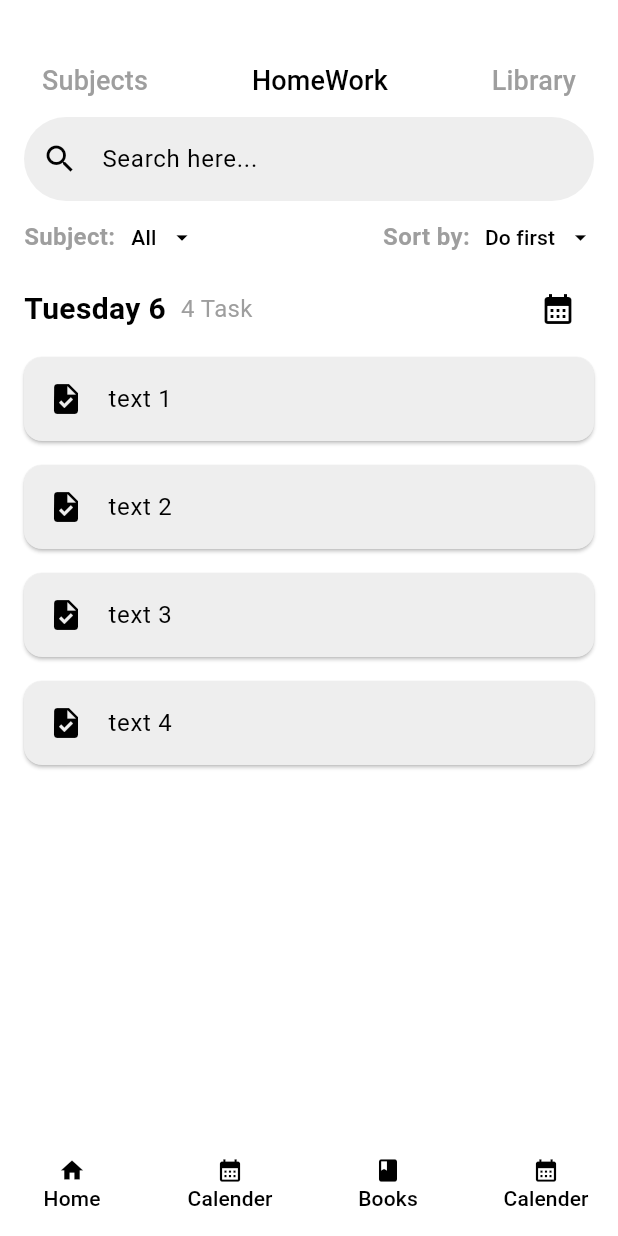
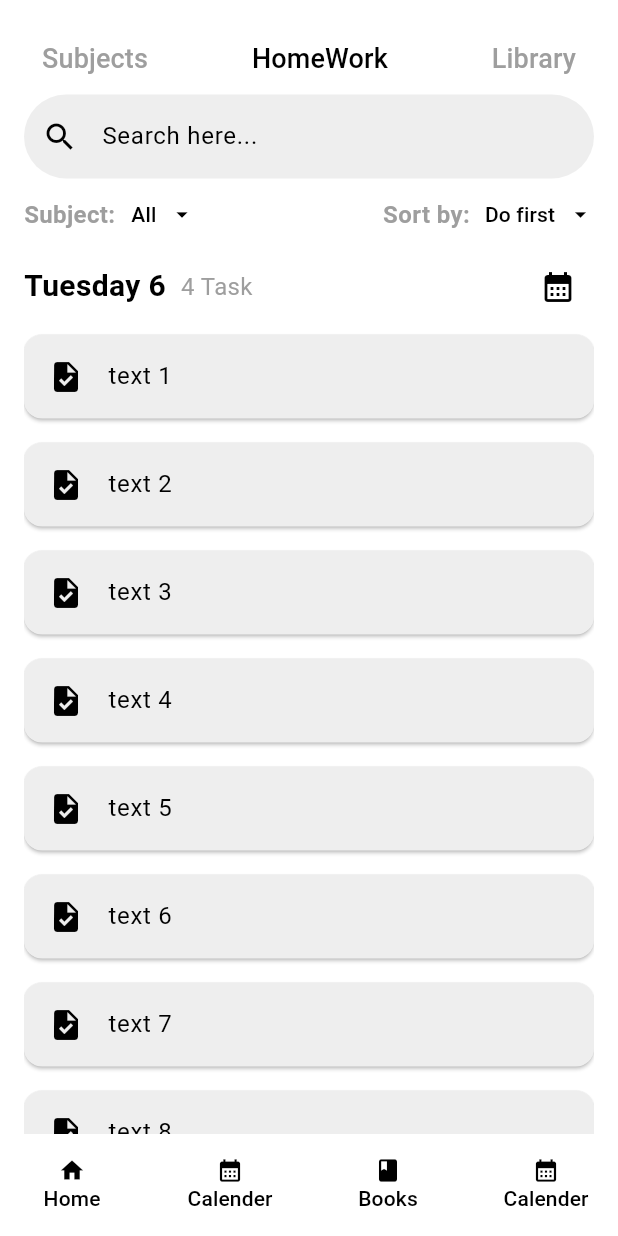
Before and after one commit to umardraz2004/Flutter-db, a Flutter app: the screen it shows after launch, on a phone screen of 412 x 824 dp. Run offline on Flutter 3.47's test engine with Material 3 defaults, Android fonts, the phone set to English and light mode, and no system bars; our stand-ins replace sqflite; accounts and stored records are empty.

Commit message:
some styling fixes

```diff
--- a/lib/components/task_list.dart
+++ b/lib/components/task_list.dart
@@ -6,8 +6,7 @@ class TaskList extends StatelessWidget {
   final List<Map<String, dynamic>> tasks;
   @override
   Widget build(BuildContext context) {
-    return Expanded(
-      child: ListView.builder(
+    return ListView.builder(
       itemCount: tasks.length,
       itemBuilder: (context, index) {
         return Card(
@@ -26,7 +25,6 @@ class TaskList extends StatelessWidget {
           ),
         );
       },
-      ),
     );
   }
 }
--- a/lib/main.dart
+++ b/lib/main.dart
@@ -72,8 +72,9 @@ class _MyHomePageState extends State<MyHomePage> {
           ? const Center(
               child:
                   CircularProgressIndicator()) // Show loader while fetching data
-          : Padding(
-              padding: const EdgeInsets.only(left: 16, right: 16, top: 15),
+          : SafeArea(
+              child: Padding(
+                padding: const EdgeInsets.only(left: 16, right: 16),
                 child: Column(
                   children: [
                     Header(),
@@ -82,7 +83,8 @@ class _MyHomePageState extends State<MyHomePage> {
                     FilterSection(),
                     // Filter section end
                     PendingTask(),
-                  TaskList(
+                    Expanded(
+                      child: TaskList(
                         tasks: tasks,
                         onTaskTapped: (task) {
                           ScaffoldMessenger.of(context).showSnackBar(
@@ -90,8 +92,10 @@ class _MyHomePageState extends State<MyHomePage> {
                           );
                         },
                       ),
+                    ),
                     Footer(),
                   ],
+                ),
               ),
             ),
     );
--- a/lib/services/db_helper.dart
+++ b/lib/services/db_helper.dart
@@ -48,6 +48,12 @@ class DatabaseHelper {
     await db.insert('my_table', {'id': '2', 'text': 'text 2'});
     await db.insert('my_table', {'id': '3', 'text': 'text 3'});
     await db.insert('my_table', {'id': '4', 'text': 'text 4'});
+    await db.insert('my_table', {'id': '5', 'text': 'text 5'});
+    await db.insert('my_table', {'id': '6', 'text': 'text 6'});
+    await db.insert('my_table', {'id': '7', 'text': 'text 7'});
+    await db.insert('my_table', {'id': '8', 'text': 'text 8'});
+    await db.insert('my_table', {'id': '9', 'text': 'text 9'});
+    await db.insert('my_table', {'id': '10', 'text': 'text 10'});
   }
 
   // Manually run an insert function after initialization (when required)
```
Lines whose indentation alone changed are shown as unchanged.
